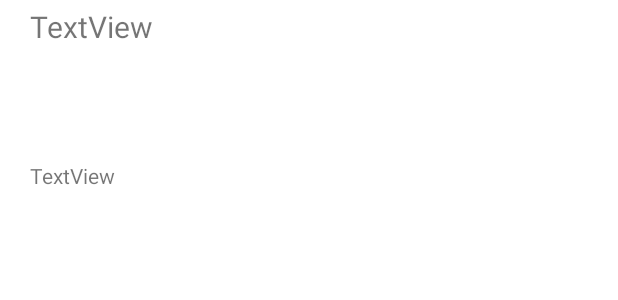
After one commit to seth174/Seth-Trading-Mobile-App, an Android app: the layout listview_stock_news.xml on its own in the app's theme, with its tools: preview values and no code run, on a phone screen of 412 x 824 dp. The commit adds this screen. Shown: the top 300 px of the screen. Run offline under Robolectric (Android 15) with nearby library versions, the phone set to English and light mode, and no system bars.

Commit message:
Added news functionality for stocks

```diff
--- a/app/src/main/java/com/sethfagen/sethstradingapplication/StockInfoFragment.java
+++ b/app/src/main/java/com/sethfagen/sethstradingapplication/StockInfoFragment.java
@@ -17,6 +17,7 @@ public class StockInfoFragment extends Fragment {
     @Override
     public View onCreateView(@NonNull LayoutInflater inflater, @Nullable ViewGroup container, @Nullable Bundle savedInstanceState) {
         binding = FragmentStockInfoBinding.inflate(inflater, container, false);
+
         return binding.getRoot();
     }
 }
--- a/app/src/main/java/com/sethfagen/sethstradingapplication/remote_database/WebInterface.java
+++ b/app/src/main/java/com/sethfagen/sethstradingapplication/remote_database/WebInterface.java
@@ -2,6 +2,7 @@ package com.sethfagen.sethstradingapplication.remote_database;
 
 import com.sethfagen.sethstradingapplication.remote_database.models.Stock;
 import com.sethfagen.sethstradingapplication.remote_database.models.StockGraph;
+import com.sethfagen.sethstradingapplication.remote_database.models.StockNews;
 import com.sethfagen.sethstradingapplication.remote_database.models.StockOverviewInfo;
 import com.sethfagen.sethstradingapplication.remote_database.models.User;
 import com.sethfagen.sethstradingapplication.remote_database.request_models.PurchaseSellRequest;
@@ -42,4 +43,7 @@ public interface WebInterface {
     @POST("stocks_sold_per_people/create")
     Call<Float> sellStock(@Body PurchaseSellRequest request);
 
+    @GET("stocks/company_news")
+    Call<List<StockNews>> getCompanyNews(@Query("ticker") String ticker);
+
 }
--- /dev/null
+++ b/app/src/main/res/layout/listview_stock_news.xml
@@ -0,0 +1,40 @@
+<?xml version="1.0" encoding="utf-8"?>
+<androidx.constraintlayout.widget.ConstraintLayout xmlns:android="http://schemas.android.com/apk/res/android"
+    xmlns:app="http://schemas.android.com/apk/res-auto"
+    xmlns:tools="http://schemas.android.com/tools"
+    android:layout_width="match_parent"
+    android:layout_height="wrap_content">
+
+    <TextView
+        android:id="@+id/textview_date"
+        android:layout_width="wrap_content"
+        android:layout_height="wrap_content"
+        android:layout_marginTop="76dp"
+        android:text="TextView"
+        app:layout_constraintStart_toStartOf="@+id/textview_source"
+        app:layout_constraintTop_toBottomOf="@+id/textview_source" />
+
+    <TextView
+        android:id="@+id/textview_source"
+        android:layout_width="wrap_content"
+        android:layout_height="wrap_content"
+        android:layout_marginStart="20dp"
+        android:layout_marginTop="4dp"
+        android:text="TextView"
+        android:textSize="20sp"
+        app:layout_constraintStart_toStartOf="parent"
+        app:layout_constraintTop_toTopOf="parent" />
+
+    <TextView
+        android:id="@+id/textView_headline"
+        android:layout_width="229dp"
+        android:layout_height="78dp"
+        android:layout_marginTop="48dp"
+        android:layout_marginEnd="44dp"
+        android:ems="10"
+        android:gravity="start|top"
+        android:inputType="textMultiLine"
+        android:scrollIndicators="right"
+        app:layout_constraintEnd_toEndOf="parent"
+        app:layout_constraintTop_toTopOf="parent" />
+</androidx.constraintlayout.widget.ConstraintLayout>
```
Also changed, not shown: app/src/main/java/com/sethfagen/sethstradingapplication/PurchaseStockFragment.java (+29 -10 lines), app/src/main/java/com/sethfagen/sethstradingapplication/StockActivity.java (+18 -6 lines), app/src/main/java/com/sethfagen/sethstradingapplication/StockGraphFragment.java (+18 -14 lines), app/src/main/java/com/sethfagen/sethstradingapplication/StockNewsFragment.java (+61 -0 lines), app/src/main/java/com/sethfagen/sethstradingapplication/adapters/StockNewsListViewCustomAdapter.java (added, +64 -0 lines), app/src/main/java/com/sethfagen/sethstradingapplication/remote_database/models/StockNews.java (added, +37 -0 lines), app/src/main/java/com/sethfagen/sethstradingapplication/remote_database/retrofit_calls/BuyStockUtility.java (+5 -2 lines), app/src/main/res/layout/fragment_stock_news.xml (+3 -5 lines).
